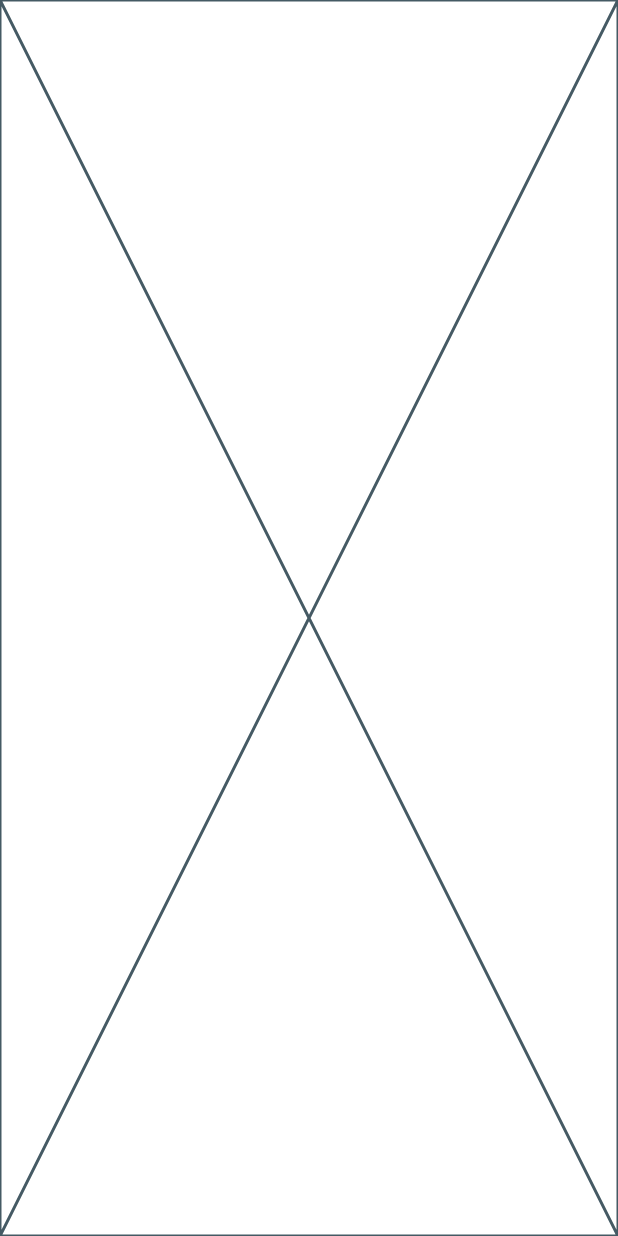
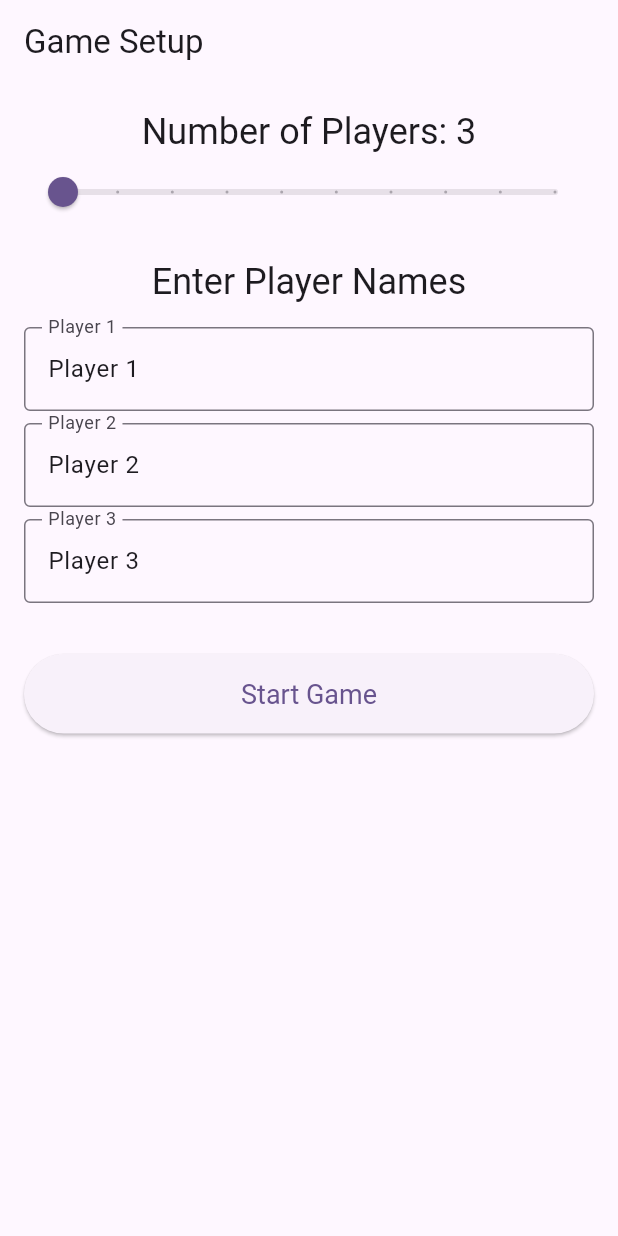
Before and after one commit to ibrahimkahramann/undercover_game, a Flutter app: the screen it shows after launch, on a phone screen of 412 x 824 dp. Run offline on Flutter 3.47's test engine with Material 3 defaults, Android fonts, the light colour scheme and no system bars.

Commit message:
Add PlayerSetupScreen for player name input and game setup

```diff
--- a/lib/main.dart
+++ b/lib/main.dart
@@ -1,6 +1,7 @@
 import 'package:flutter/material.dart';
 import 'package:provider/provider.dart';
 import 'services/game_service.dart';
+import 'screens/player_setup_screen.dart';
 
 void main() {
   runApp(
@@ -19,10 +20,10 @@
     return MaterialApp(
       title: 'Undercover Game',
       theme: ThemeData(
-        primarySwatch: Colors.blue,
-        visualDensity: VisualDensity.adaptivePlatformDensity,
+        colorScheme: ColorScheme.fromSeed(seedColor: Colors.deepPurple),
+        useMaterial3: true,
       ),
-      home: const Placeholder(),
+      home: const PlayerSetupScreen(),
     );
   }
 }
--- /dev/null
+++ b/lib/screens/player_setup_screen.dart
@@ -0,0 +1,130 @@
+import 'package:flutter/material.dart';
+import 'package:provider/provider.dart';
+import '../services/game_service.dart';
+
+class PlayerSetupScreen extends StatefulWidget {
+  const PlayerSetupScreen({super.key});
+
+  @override
+  State<PlayerSetupScreen> createState() => _PlayerSetupScreenState();
+}
+
+class _PlayerSetupScreenState extends State<PlayerSetupScreen> {
+  double _playerCount = 3;
+
+  late List<TextEditingController> _controllers;
+
+  @override
+  void initState() {
+    super.initState();
+    _controllers = List.generate(12, (i) => TextEditingController(text: 'Player ${i + 1}'));
+  }
+
+  @override
+  void dispose() {
+    for (final controller in _controllers) {
+      controller.dispose();
+    }
+    super.dispose();
+  }
+
+  void _startGame() {
+    final playerNames = _controllers
+        .sublist(0, _playerCount.toInt())
+        .map((controller) => controller.text.trim())
+        .toList();
+
+    if (playerNames.any((name) => name.isEmpty)) {
+      ScaffoldMessenger.of(context).showSnackBar(
+        const SnackBar(content: Text('Player names cannot be empty!')),
+      );
+      return;
+    }
+
+    final gameService = Provider.of<GameService>(context, listen: false);
+    gameService.setupGame(playerNames);
+
+    Navigator.push(
+      context,
+      MaterialPageRoute(builder: (context) => Scaffold(
+          appBar: AppBar(title: const Text("Role Reveal")),
+          body: const Center(child: Text("Next screen will be here.")),
+        )
+      ),
+    );
+  }
+
+  @override
+  Widget build(BuildContext context) {
+    return Scaffold(
+      appBar: AppBar(
+        title: const Text('Game Setup'),
+      ),
+      body: SingleChildScrollView(
+        child: Padding(
+          padding: const EdgeInsets.all(16.0),
+          child: Column(
+            crossAxisAlignment: CrossAxisAlignment.stretch,
+            children: [
+              Text(
+                'Number of Players: ${_playerCount.toInt()}',
+                style: Theme.of(context).textTheme.headlineSmall,
+                textAlign: TextAlign.center,
+              ),
+              Slider(
+                value: _playerCount,
+                min: 3,
+                max: 12,
+                divisions: 9,
+                label: _playerCount.toInt().toString(),
+                onChanged: (newValue) {
+                  setState(() {
+                    _playerCount = newValue;
+                  });
+                },
+              ),
+              const SizedBox(height: 20),
+
+
+              Text(
+                'Enter Player Names',
+                style: Theme.of(context).textTheme.headlineSmall,
+                textAlign: TextAlign.center,
+              ),
+              const SizedBox(height: 10),
+
+              ListView.builder(
+                shrinkWrap: true,
+                physics: const NeverScrollableScrollPhysics(),
+                itemCount: _playerCount.toInt(),
+                itemBuilder: (context, index) {
+                  return Padding(
+                    padding: const EdgeInsets.symmetric(vertical: 4.0),
+                    child: TextField(
+                      controller: _controllers[index],
+                      decoration: InputDecoration(
+                        labelText: 'Player ${index + 1}',
+                        border: const OutlineInputBorder(),
+                      ),
+                    ),
+                  );
+                },
+              ),
+              const SizedBox(height: 30),
+
+
+              ElevatedButton(
+                onPressed: _startGame,
+                style: ElevatedButton.styleFrom(
+                  padding: const EdgeInsets.symmetric(vertical: 16.0),
+                  textStyle: const TextStyle(fontSize: 18),
+                ),
+                child: const Text('Start Game'),
+              ),
+            ],
+          ),
+        ),
+      ),
+    );
+  }
+}
```
